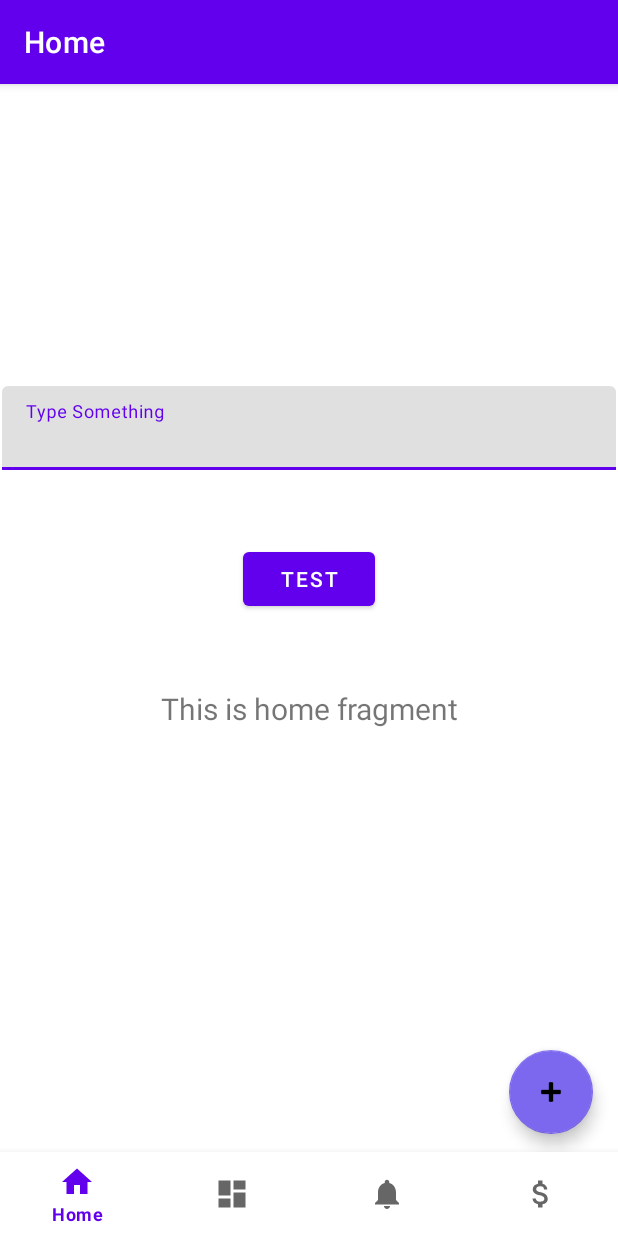
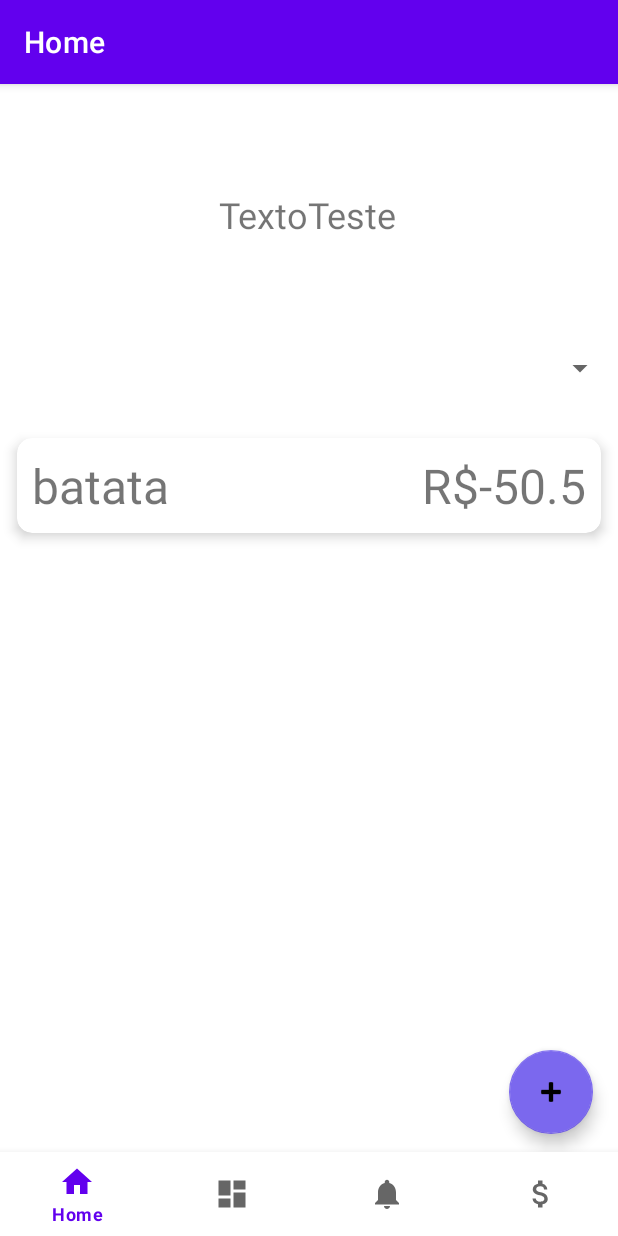
Before and after one commit to tmmarquess/Financial-Support, an Android app: the screen it shows after launch (MainActivity), on a phone screen of 412 x 824 dp. Run offline under Robolectric (Android 15) with nearby library versions, the phone set to English and light mode, and no system bars; our stand-ins replace Room's generated code, navigation-ui.

Commit message:
Adding itens to RecyclerView from main screen

```diff
--- a/app/build.gradle.kts
+++ b/app/build.gradle.kts
@@ -32,6 +32,10 @@ android {
 }
 
 dependencies {
+    val roomVersion = "2.5.2"
+
+    implementation("androidx.room:room-runtime:$roomVersion")
+    annotationProcessor("androidx.room:room-compiler:$roomVersion")
 
     implementation("androidx.appcompat:appcompat:1.6.1")
     implementation("com.google.android.material:material:1.9.0")
--- a/app/src/main/java/com/financial/support/AddSpentActivity.java
+++ b/app/src/main/java/com/financial/support/AddSpentActivity.java
@@ -3,13 +3,16 @@ package com.financial.support;
 import androidx.appcompat.app.AppCompatActivity;
 
 import android.app.DatePickerDialog;
+import android.content.Intent;
 import android.os.Bundle;
 import android.view.View;
 import android.widget.Button;
 import android.widget.DatePicker;
 
 import com.financial.support.databinding.ActivityAddSpentBinding;
+import com.financial.support.databinding.SpentItemBinding;
 import com.financial.support.enums.TransactionType;
+import com.financial.support.model.Transaction;
 
 import java.text.ParseException;
 import java.text.SimpleDateFormat;
@@ -20,11 +23,14 @@ public class AddSpentActivity extends AppCompatActivity {
 
     private ActivityAddSpentBinding binding;
 
+    private SpentItemBinding itemBinding;
+
     @Override
     protected void onCreate(Bundle savedInstanceState) {
         super.onCreate(savedInstanceState);
 
         binding = ActivityAddSpentBinding.inflate(getLayoutInflater());
+
         setContentView(binding.getRoot());
 
 
@@ -62,6 +68,7 @@ public class AddSpentActivity extends AppCompatActivity {
 
             @Override
             public void onClick(View view) {
+                Intent replyIntent = new Intent();
                 SimpleDateFormat format = new SimpleDateFormat("dd/MM/yyyy");
 
                 double value = binding.transactionValue.getText().toString().isEmpty() ? 0:Double.valueOf(binding.transactionValue.getText().toString());
@@ -74,6 +81,12 @@ public class AddSpentActivity extends AppCompatActivity {
                     save_date = null;
                 }
                 TransactionType type = binding.type.getSelectedItem().toString() == "Income" ? TransactionType.Income : TransactionType.Outcome;
+
+                Transaction newTransaction = new Transaction(value, description, category, save_date, type);
+
+                replyIntent.putExtra("newTransaction", newTransaction);
+                setResult(RESULT_OK, replyIntent);
+
                 finish();
             }
         });
--- /dev/null
+++ b/app/src/main/java/com/financial/support/AppDatabase.java
@@ -0,0 +1,35 @@
+package com.financial.support;
+
+import android.content.Context;
+
+import androidx.room.Database;
+import androidx.room.Room;
+import androidx.room.RoomDatabase;
+import androidx.room.TypeConverters;
+
+import com.financial.support.model.Transaction;
+
+import java.util.concurrent.ExecutorService;
+import java.util.concurrent.Executors;
+
+@Database(entities = {Transaction.class}, version = 1, exportSchema = false)
+@TypeConverters({Converters.class})
+public abstract class AppDatabase extends RoomDatabase {
+    private static volatile AppDatabase INSTANCE;
+    private static final int NUMBER_OF_THREADS = 4;
+    static final ExecutorService databaseWriteExecutor =
+            Executors.newFixedThreadPool(NUMBER_OF_THREADS);
+
+    static AppDatabase getDatabase(final Context context) {
+        if (INSTANCE == null) {
+            synchronized (AppDatabase.class) {
+                if (INSTANCE == null) {
+                    INSTANCE = Room.databaseBuilder(context.getApplicationContext(),
+                                    AppDatabase.class, "application_database.db")
+                            .build();
+                }
+            }
+        }
+        return INSTANCE;
+    }
+    }
--- /dev/null
+++ b/app/src/main/java/com/financial/support/Converters.java
@@ -0,0 +1,17 @@
+package com.financial.support;
+
+import androidx.room.TypeConverter;
+
+import java.util.Date;
+
+public class Converters {
+    @TypeConverter
+    public static Date fromTimestamp(Long value) {
+        return value == null ? null : new Date(value);
+    }
+
+    @TypeConverter
+    public static Long dateToTimestamp(Date date) {
+        return date == null ? null : date.getTime();
+    }
+}
--- a/app/src/main/java/com/financial/support/MainActivity.java
+++ b/app/src/main/java/com/financial/support/MainActivity.java
@@ -1,7 +1,6 @@
 package com.financial.support;
 
 import android.os.Bundle;
-import android.widget.Button;
 
 import com.google.android.material.bottomnavigation.BottomNavigationView;
 
@@ -12,7 +11,6 @@ import androidx.navigation.ui.AppBarConfiguration;
 import androidx.navigation.ui.NavigationUI;
 
 import com.financial.support.databinding.ActivityMainBinding;
-import com.google.android.material.floatingactionbutton.FloatingActionButton;
 
 public class MainActivity extends AppCompatActivity {
 
--- /dev/null
+++ b/app/src/main/java/com/financial/support/SpentAdapter.java
@@ -0,0 +1,65 @@
+package com.financial.support;
+
+import android.view.LayoutInflater;
+import android.view.View;
+import android.view.ViewGroup;
+import android.widget.TextView;
+
+import androidx.annotation.NonNull;
+import androidx.recyclerview.widget.RecyclerView;
+
+import com.financial.support.model.Transaction;
+import com.financial.support.databinding.SpentItemBinding;
+
+import java.util.List;
+
+public class SpentAdapter extends RecyclerView.Adapter<SpentVH> {
+
+    List<Transaction> spents;
+
+    public SpentAdapter(List<Transaction> spents) {
+        this.spents = spents;
+    }
+
+    @NonNull
+    @Override
+    public SpentVH onCreateViewHolder(@NonNull ViewGroup parent, int viewType) {
+        View view = LayoutInflater.from(parent.getContext())
+                .inflate(R.layout.spent_item, parent, false);
+        return new SpentVH(view).linkAdapter(this);
+    }
+
+    @Override
+    public void onBindViewHolder(@NonNull SpentVH holder, int position) {
+        holder.spentDescription.setText(spents.get(position).getDescription().toString());
+        holder.spentValue.setText("R$"+ spents.get(position).getValue());
+    }
+
+    @Override
+    public int getItemCount() {
+        return spents.size();
+    }
+}
+
+class SpentVH extends RecyclerView.ViewHolder{
+
+    TextView spentDescription;
+    TextView spentValue;
+
+    private SpentAdapter adapter;
+
+    private SpentItemBinding binding;
+
+
+    public SpentVH(@NonNull View itemView) {
+        super(itemView);
+
+        spentDescription = itemView.findViewById(R.id.descText);
+        spentValue = itemView.findViewById(R.id.price);
+    }
+
+    public SpentVH linkAdapter(SpentAdapter adapter){
+        this.adapter = adapter;
+        return this;
+    }
+}
--- a/app/src/main/java/com/financial/support/model/FinancialMonthDatabase.java
+++ b/app/src/main/java/com/financial/support/model/FinancialMonthDatabase.java
@@ -1,15 +1,10 @@
 package com.financial.support.model;
 
 import androidx.annotation.NonNull;
-import androidx.room.ColumnInfo;
 import androidx.room.Entity;
-import androidx.room.Ignore;
 
-import java.util.ArrayList;
-import java.util.Date;
 
 import com.financial.support.enums.Months;
-import com.financial.support.enums.TransactionType;
 
 @Entity(primaryKeys = {"month", "year"})
 public class FinancialMonthDatabase {
--- a/app/src/main/java/com/financial/support/model/FixComingsDatabase.java
+++ b/app/src/main/java/com/financial/support/model/FixComingsDatabase.java
@@ -4,12 +4,6 @@ import androidx.room.ColumnInfo;
 import androidx.room.Entity;
 import androidx.room.Ignore;
 import androidx.room.PrimaryKey;
-
-import java.util.ArrayList;
-import java.util.Date;
-import java.util.List;
-
-import com.financial.support.enums.TransactionType;
 
 @Entity
 public class FixComingsDatabase {
--- a/app/src/main/java/com/financial/support/model/Transaction.java
+++ b/app/src/main/java/com/financial/support/model/Transaction.java
@@ -5,12 +5,13 @@ import androidx.room.Entity;
 import androidx.room.Ignore;
 import androidx.room.PrimaryKey;
 
+import java.io.Serializable;
 import java.util.Date;
 
 import com.financial.support.enums.TransactionType;
 
 @Entity
-public class Transaction {
+public class Transaction implements Serializable {
 
     @PrimaryKey(autoGenerate = true)
     private int id;
--- a/app/src/main/java/com/financial/support/ui/home/HomeFragment.java
+++ b/app/src/main/java/com/financial/support/ui/home/HomeFragment.java
@@ -5,21 +5,32 @@ import android.os.Bundle;
 import android.view.LayoutInflater;
 import android.view.View;
 import android.view.ViewGroup;
-import android.widget.Button;
-import android.widget.EditText;
-import android.widget.TextView;
 
 import androidx.annotation.NonNull;
 import androidx.fragment.app.Fragment;
 import androidx.lifecycle.ViewModelProvider;
+import androidx.recyclerview.widget.LinearLayoutManager;
+import androidx.recyclerview.widget.RecyclerView;
 
 import com.financial.support.AddSpentActivity;
+import com.financial.support.SpentAdapter;
 import com.financial.support.databinding.FragmentHomeBinding;
+import com.financial.support.enums.TransactionType;
+import com.financial.support.model.Transaction;
 import com.google.android.material.floatingactionbutton.FloatingActionButton;
+
+import java.util.Date;
+import java.util.LinkedList;
+import java.util.List;
 
 public class HomeFragment extends Fragment {
 
+    public static final int NEW_TRANSACTION_ACTIVITY_REQUEST_CODE = 1;
+
     private FragmentHomeBinding binding;
+    private List<Transaction> itensList;
+
+    private SpentAdapter adapter;
 
     public View onCreateView(@NonNull LayoutInflater inflater,
                              ViewGroup container, Bundle savedInstanceState) {
@@ -29,17 +40,13 @@ public class HomeFragment extends Fragment {
         binding = FragmentHomeBinding.inflate(inflater, container, false);
         View root = binding.getRoot();
 
-        final TextView textView = binding.textHome;
-        homeViewModel.getText().observe(getViewLifecycleOwner(), textView::setText);
+        itensList = new LinkedList<>();
+        itensList.add(new Transaction(50.5, "batata", "teste", new Date(), TransactionType.Outcome));
 
-        final EditText editText = binding.textEdit;
-        final Button editButton = binding.button;
-        editButton.setOnClickListener(new View.OnClickListener() {
-            @Override
-            public void onClick(View view) {
-                textView.setText(editText.getText().toString());
-            }
-        });
+        RecyclerView recyclerView = binding.SpentList;
+        recyclerView.setLayoutManager(new LinearLayoutManager(this.getContext()));
+        adapter = new SpentAdapter(itensList);
+        recyclerView.setAdapter(adapter);
 
         final FloatingActionButton addButton = binding.AddButton;
 
@@ -48,11 +55,22 @@ public class HomeFragment extends Fragment {
             @Override
             public void onClick(View view) {
                 Intent addScreen = new Intent(getContext(), AddSpentActivity.class);
-                startActivity(addScreen);
+                startActivityForResult(addScreen, NEW_TRANSACTION_ACTIVITY_REQUEST_CODE);
             }
         });
 
         return root;
+    }
+
+    public void onActivityResult(int requestCode, int resultCode, Intent data) {
+        super.onActivityResult(requestCode, resultCode, data);
+
+        if (requestCode == NEW_TRANSACTION_ACTIVITY_REQUEST_CODE && resultCode == -1) {
+            Transaction transaction = (Transaction) data.getSerializableExtra("newTransaction");
+            System.out.println(transaction);
+            itensList.add(new Transaction(transaction.getValue(), transaction.getDescription(), transaction.getCategory(), transaction.getDate(), transaction.getType()));
+            adapter.notifyItemInserted(itensList.size() - 1);
+        }
     }
 
     @Override
--- a/app/src/main/java/com/financial/support/ui/home/HomeViewModel.java
+++ b/app/src/main/java/com/financial/support/ui/home/HomeViewModel.java
@@ -4,13 +4,21 @@ import androidx.lifecycle.LiveData;
 import androidx.lifecycle.MutableLiveData;
 import androidx.lifecycle.ViewModel;
 
+import com.financial.support.model.Transaction;
+
+import java.util.List;
+
 public class HomeViewModel extends ViewModel {
 
     private final MutableLiveData<String> mText;
 
+    private final MutableLiveData<List<Transaction>> transactionList;
+
     public HomeViewModel() {
         mText = new MutableLiveData<>();
         mText.setValue("This is home fragment");
+
+        transactionList = new MutableLiveData<>();
     }
 
     public LiveData<String> getText() {
--- a/app/src/main/res/layout/fragment_home.xml
+++ b/app/src/main/res/layout/fragment_home.xml
@@ -6,52 +6,13 @@
     android:layout_height="match_parent"
     tools:context=".ui.home.HomeFragment">
 
-    <TextView
-        android:id="@+id/text_home"
-        android:layout_width="match_parent"
-        android:layout_height="wrap_content"
-        android:layout_marginStart="8dp"
-        android:layout_marginTop="8dp"
-        android:layout_marginEnd="8dp"
-        android:textAlignment="center"
-        android:textSize="20sp"
-        app:layout_constraintBottom_toBottomOf="parent"
-        app:layout_constraintEnd_toEndOf="parent"
-        app:layout_constraintStart_toStartOf="parent"
-        app:layout_constraintTop_toTopOf="parent" />
-
-    <com.google.android.material.textfield.TextInputLayout
-        android:id="@+id/textInputLayout"
-        android:layout_width="409dp"
-        android:layout_height="wrap_content"
-        app:layout_constraintBottom_toTopOf="@+id/text_home"
-        app:layout_constraintEnd_toEndOf="parent"
-        app:layout_constraintStart_toStartOf="parent"
-        app:layout_constraintTop_toTopOf="parent">
-
-        <com.google.android.material.textfield.TextInputEditText
-            android:id="@+id/textEdit"
-            android:layout_width="match_parent"
-            android:layout_height="wrap_content"
-            android:hint="Type Something" />
-    </com.google.android.material.textfield.TextInputLayout>
-
-    <Button
-        android:id="@+id/button"
-        android:layout_width="wrap_content"
-        android:layout_height="wrap_content"
-        android:text="test"
-        app:layout_constraintBottom_toTopOf="@+id/text_home"
-        app:layout_constraintEnd_toEndOf="parent"
-        app:layout_constraintStart_toStartOf="parent"
-        app:layout_constraintTop_toBottomOf="@+id/textInputLayout" />
-
     <com.google.android.material.floatingactionbutton.FloatingActionButton
         android:id="@+id/AddButton"
         android:layout_width="wrap_content"
         android:layout_height="wrap_content"
         android:layout_marginBottom="68dp"
         android:clickable="true"
+        android:contentDescription="Add a New Spent"
         android:src="@android:drawable/ic_input_add"
         app:backgroundTint="#7B68EE"
         app:layout_constraintBottom_toBottomOf="parent"
@@ -59,4 +20,39 @@
         app:layout_constraintHorizontal_bias="0.954"
         app:layout_constraintStart_toStartOf="parent" />
 
+    <TextView
+        android:id="@+id/MoneyLeft"
+        android:layout_width="wrap_content"
+        android:layout_height="wrap_content"
+        android:text="TextoTeste"
+        android:textSize="24sp"
+        app:layout_constraintBottom_toBottomOf="parent"
+        app:layout_constraintEnd_toEndOf="parent"
+        app:layout_constraintHorizontal_bias="0.498"
+        app:layout_constraintStart_toStartOf="parent"
+        app:layout_constraintTop_toTopOf="parent"
+        app:layout_constraintVertical_bias="0.022" />
+
+    <Spinner
+        android:id="@+id/MonthYear"
+        android:layout_width="409dp"
+        android:layout_height="wrap_content"
+        android:minHeight="48dp"
+        app:layout_constraintBottom_toBottomOf="parent"
+        app:layout_constraintEnd_toEndOf="parent"
+        app:layout_constraintStart_toStartOf="parent"
+        app:layout_constraintTop_toBottomOf="@+id/MoneyLeft"
+        app:layout_constraintVertical_bias="0.100000024" />
+
+    <androidx.recyclerview.widget.RecyclerView
+        android:id="@+id/SpentList"
+        android:layout_width="409dp"
+        android:layout_height="574dp"
+        android:layout_marginTop="16dp"
+        app:layout_constraintBottom_toBottomOf="parent"
+        app:layout_constraintEnd_toEndOf="parent"
+        app:layout_constraintStart_toStartOf="parent"
+        app:layout_constraintTop_toBottomOf="@+id/MonthYear"
+        app:layout_constraintVertical_bias="0.109" />
+
 </androidx.constraintlayout.widget.ConstraintLayout>
--- /dev/null
+++ b/app/src/main/res/layout/spent_item.xml
@@ -0,0 +1,33 @@
+<?xml version="1.0" encoding="utf-8"?>
+<androidx.cardview.widget.CardView xmlns:android="http://schemas.android.com/apk/res/android"
+    android:layout_width="match_parent"
+    android:layout_height="wrap_content"
+    xmlns:app="http://schemas.android.com/apk/res-auto"
+    android:layout_margin="10dp"
+    app:cardCornerRadius="10dp"
+    app:cardElevation="5dp"
+    app:contentPadding="10dp">
+
+    <LinearLayout
+        android:layout_width="match_parent"
+        android:layout_height="wrap_content"
+        android:orientation="horizontal">
+        <TextView
+            android:id="@+id/descText"
+            android:layout_width="0dp"
+            android:layout_weight="1"
+            android:layout_height="wrap_content"
+            android:text="Demo"
+            android:textSize="32sp">
+        </TextView>
+        <TextView
+            android:id="@+id/price"
+            android:layout_width="wrap_content"
+            android:layout_height="wrap_content"
+            android:text="R$XX,XX"
+            android:textSize="32sp"
+            android:layout_gravity="center_vertical">
+        </TextView>
+        </LinearLayout>
+
+</androidx.cardview.widget.CardView>
```
